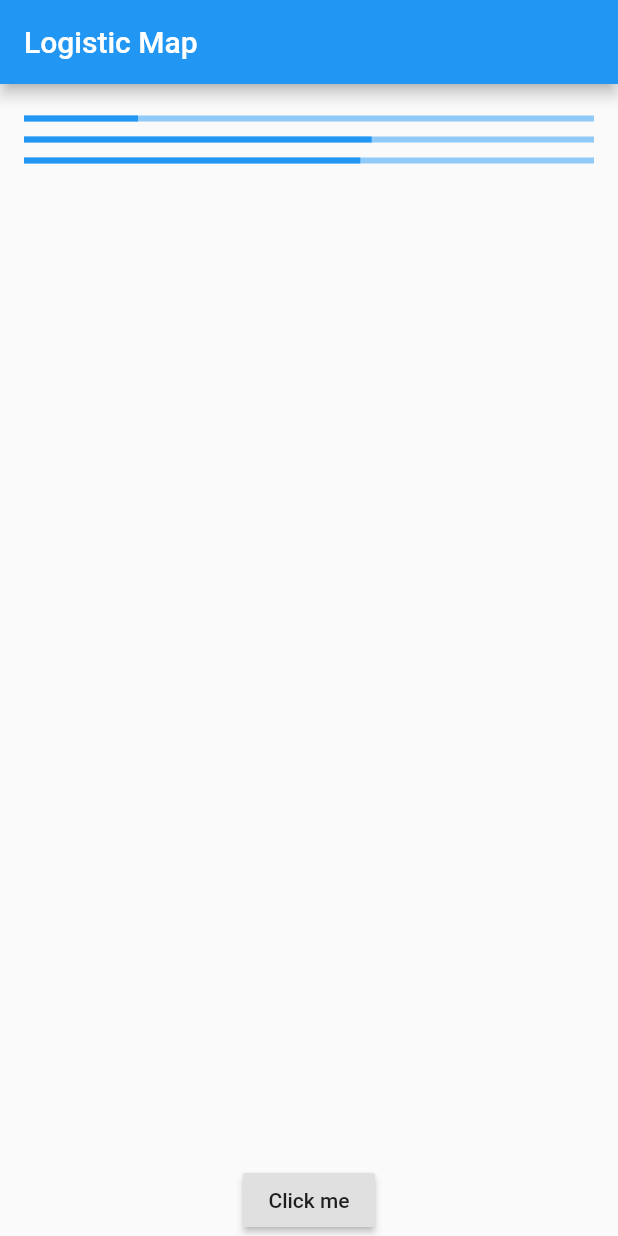
After one commit to JHu2018/jhacks2020, a Flutter app: the screen it shows after launch, on a phone screen of 412 x 824 dp. The commit adds this screen. Run offline on Flutter 3.47's test engine with Material 2 defaults, Android fonts, the phone set to English and light mode, and no system bars.

Commit message:
Split population widgets

```diff
--- /dev/null
+++ b/lib/population.dart
@@ -0,0 +1,59 @@
+import 'package:flutter/material.dart';
+
+class PopulationSimulation extends StatefulWidget {
+  @override
+  PopulationSimulationState createState() => PopulationSimulationState();
+}
+
+class PopulationSimulationState extends State<PopulationSimulation> {
+  final List<double> progress = <double>[0.2, 0.61, 0.59];
+  double r = 2.4;
+
+  @override
+  Widget build(BuildContext context) {
+    return Column(
+      children: <Widget>[
+        PopulationBars(progress),
+        RaisedButton(
+          onPressed: () {
+            setState(() {
+              for (var i = 0; i < progress.length; i++) {
+                progress[i] = r * progress[i] * (1 - progress[i]);
+              }
+            });
+          },
+          child: const Text("Click me"),
+        ),
+      ],
+    );
+  }
+}
+
+class PopulationBars extends StatelessWidget {
+  final List<double> _progress;
+
+  PopulationBars(this._progress);
+
+  @override
+  Widget build(BuildContext context) {
+    return Expanded(
+      child: ListView.builder(
+        padding: const EdgeInsets.all(16.0),
+        itemCount: this._progress.length,
+        itemBuilder: (context, i) {
+          return Container(
+            margin: const EdgeInsets.only(top: 5.0, bottom: 5.0),
+            child: LinearProgressIndicator(value: this._progress[i].toDouble()),
+          );
+        },
+      ),
+    );
+  }
+}
+
+class PopulationControl extends StatelessWidget {
+
+  @override
+  Widget build(BuildContext context){
+  }
+}
```
Also changed, not shown: lib/main.dart (+2 -41 lines).
